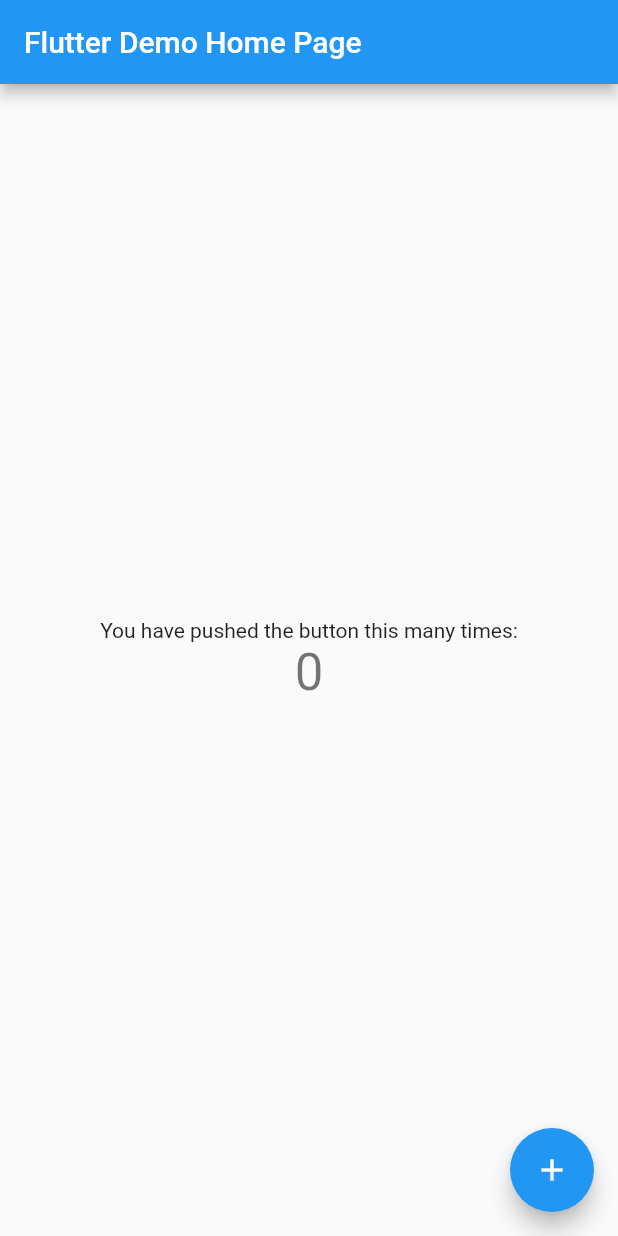
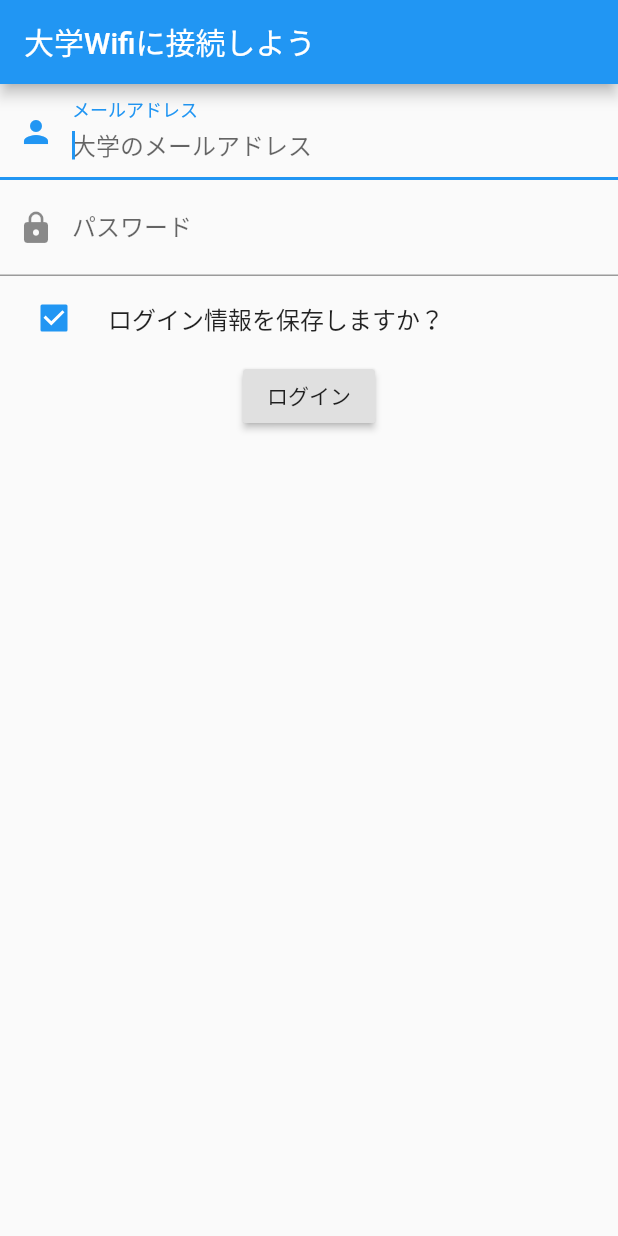
Before and after one commit to kinc-shinshu/acsu-login, a Flutter app: the screen it shows after launch, on a phone screen of 412 x 824 dp. Run offline on Flutter 3.47's test engine with Material 2 defaults, Android fonts, the phone set to English and light mode, and no system bars.

```diff
--- a/lib/main.dart
+++ b/lib/main.dart
@@ -3,109 +3,74 @@ import 'package:flutter/material.dart';
 void main() => runApp(MyApp());
 
 class MyApp extends StatelessWidget {
-  // This widget is the root of your application.
   @override
   Widget build(BuildContext context) {
     return MaterialApp(
       title: 'Flutter Demo',
       theme: ThemeData(
-        // This is the theme of your application.
-        //
-        // Try running your application with "flutter run". You'll see the
-        // application has a blue toolbar. Then, without quitting the app, try
-        // changing the primarySwatch below to Colors.green and then invoke
-        // "hot reload" (press "r" in the console where you ran "flutter run",
-        // or simply save your changes to "hot reload" in a Flutter IDE).
-        // Notice that the counter didn't reset back to zero; the application
-        // is not restarted.
         primarySwatch: Colors.blue,
       ),
-      home: MyHomePage(title: 'Flutter Demo Home Page'),
+      home: LoginPage(),
     );
   }
 }
 
-class MyHomePage extends StatefulWidget {
-  MyHomePage({Key key, this.title}) : super(key: key);
-
-  // This widget is the home page of your application. It is stateful, meaning
-  // that it has a State object (defined below) that contains fields that affect
-  // how it looks.
-
-  // This class is the configuration for the state. It holds the values (in this
-  // case the title) provided by the parent (in this case the App widget) and
-  // used by the build method of the State. Fields in a Widget subclass are
-  // always marked "final".
-
-  final String title;
-
+class LoginPage extends StatefulWidget {
   @override
-  _MyHomePageState createState() => _MyHomePageState();
+  _LoginPageState createState() => _LoginPageState();
 }
 
-class _MyHomePageState extends State<MyHomePage> {
-  int _counter = 0;
-
-  void _incrementCounter() {
-    setState(() {
-      // This call to setState tells the Flutter framework that something has
-      // changed in this State, which causes it to rerun the build method below
-      // so that the display can reflect the updated values. If we changed
-      // _counter without calling setState(), then the build method would not be
-      // called again, and so nothing would appear to happen.
-      _counter++;
-    });
-  }
+class _LoginPageState extends State<LoginPage> {
+  bool _checkboxSelected = true;
 
   @override
   Widget build(BuildContext context) {
-    // This method is rerun every time setState is called, for instance as done
-    // by the _incrementCounter method above.
-    //
-    // The Flutter framework has been optimized to make rerunning build methods
-    // fast, so that you can just rebuild anything that needs updating rather
-    // than having to individually change instances of widgets.
+    // TODO: implement build
     return Scaffold(
       appBar: AppBar(
-        // Here we take the value from the MyHomePage object that was created by
-        // the App.build method, and use it to set our appbar title.
-        title: Text(widget.title),
+        title: Text("大学Wifiに接続しよう"),
       ),
       body: Center(
-        // Center is a layout widget. It takes a single child and positions it
-        // in the middle of the parent.
         child: Column(
-          // Column is also layout widget. It takes a list of children and
-          // arranges them vertically. By default, it sizes itself to fit its
-          // children horizontally, and tries to be as tall as its parent.
-          //
-          // Invoke "debug painting" (press "p" in the console, choose the
-          // "Toggle Debug Paint" action from the Flutter Inspector in Android
-          // Studio, or the "Toggle Debug Paint" command in Visual Studio Code)
-          // to see the wireframe for each widget.
-          //
-          // Column has various properties to control how it sizes itself and
-          // how it positions its children. Here we use mainAxisAlignment to
-          // center the children vertically; the main axis here is the vertical
-          // axis because Columns are vertical (the cross axis would be
-          // horizontal).
-          mainAxisAlignment: MainAxisAlignment.center,
           children: <Widget>[
-            Text(
-              'You have pushed the button this many times:',
+            TextField(
+              autofocus: true,
+              decoration: InputDecoration(
+                labelText: "メールアドレス",
+                hintText: "大学のメールアドレス",
+                prefixIcon: Icon(Icons.person)
+              ),
             ),
-            Text(
-              '$_counter',
-              style: Theme.of(context).textTheme.display1,
+            TextField(
+              decoration: InputDecoration(
+                labelText: "パスワード",
+                hintText: "流石に覚えてるよね？",
+                prefixIcon: Icon(Icons.lock)
+              ),
+              obscureText: true,
             ),
+            CheckboxListTile(
+              title: Text("ログイン情報を保存しますか？"),
+              value: _checkboxSelected,
+              activeColor: Colors.blue,
+              onChanged: (e){
+                setState(() {
+                  _checkboxSelected = e;
+                });
+              },
+              // ここでcheckboxを左側に置いてる
+              controlAffinity: ListTileControlAffinity.leading,
+            ),
+            RaisedButton(
+              child: Text("ログイン"),
+              onPressed: () => {
+                // ここにログイン処理
+                // POSTかな？
+              },
+            )
           ],
         ),
       ),
-      floatingActionButton: FloatingActionButton(
-        onPressed: _incrementCounter,
-        tooltip: 'Increment',
-        child: Icon(Icons.add),
-      ), // This trailing comma makes auto-formatting nicer for build methods.
     );
   }
 }
```
Also changed, not shown: pubspec.lock, 1 other file.
